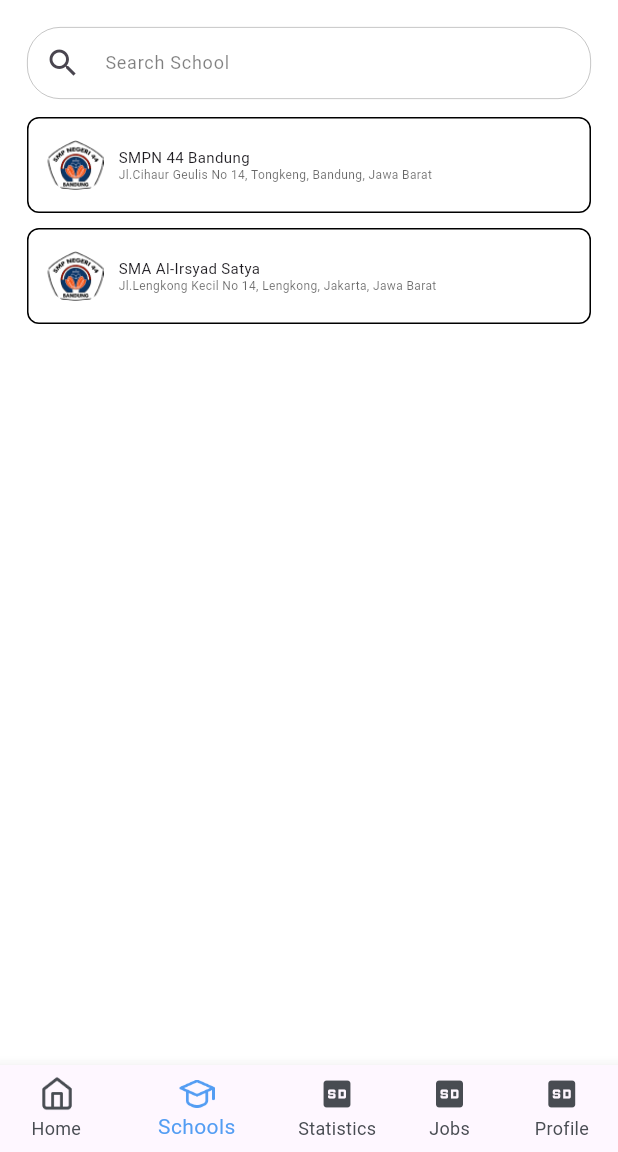
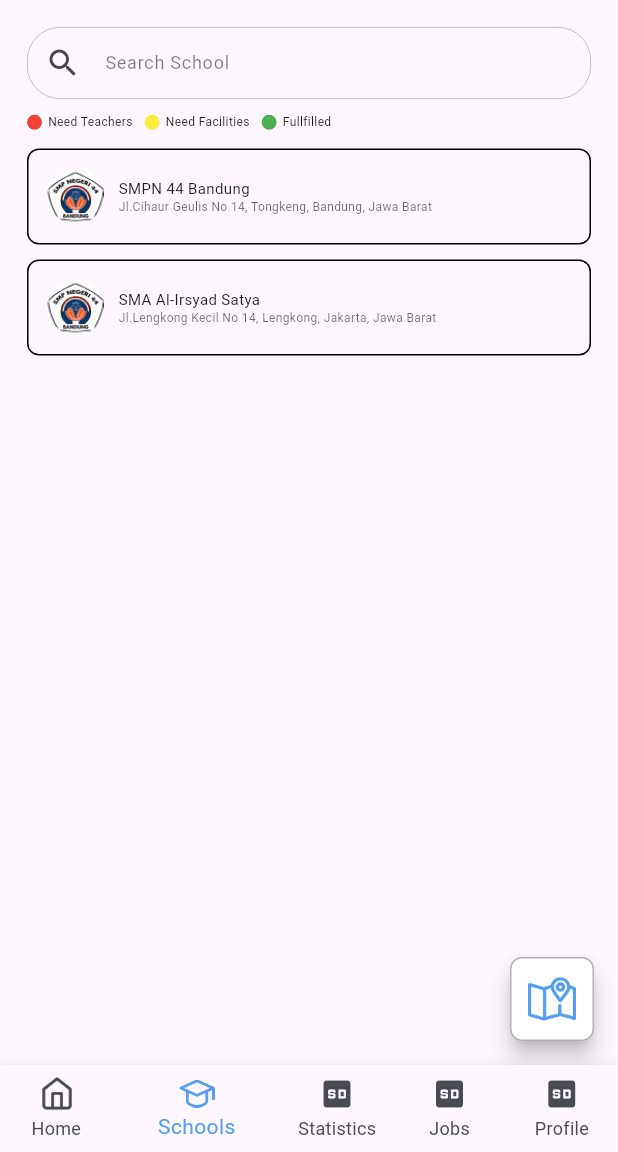
Before and after one commit to estradax/educonnect-v2, a Flutter app: the screen it shows after launch, item 2 of the bottom bar chosen, on a phone screen of 412 x 824 dp, the part 84-1236 px from its top. Run offline on Flutter 3.47's test engine with Material 3 defaults, Android fonts, the light colour scheme and no system bars; our stand-ins replace firebase_auth, firebase_core, intro_slider; missing offline and left inert: flutterfly; accounts and stored records are empty.

Commit message:
feat(app): add fab

```diff
--- a/packages/app/lib/screens/schools_screen.dart
+++ b/packages/app/lib/screens/schools_screen.dart
@@ -1,4 +1,3 @@
-import 'package:educonnect_app/widgets/ec_text_form_field.dart';
 import 'package:flutter/material.dart';
 
 class SchoolsScreen extends StatelessWidget {
@@ -6,18 +5,37 @@
 
   @override
   Widget build(BuildContext context) {
-    return SingleChildScrollView(
+    return Scaffold(
+      floatingActionButton: FloatingActionButton(
+        onPressed: () {
+          print('xxx');
+        },
+        child: Image.asset(
+          'lib/assets/images/fab.png',
+          width: 32,
+          height: 32,
+        ),
+        backgroundColor: Colors.white,
+        shape: RoundedRectangleBorder(
+          side: BorderSide(
+            width: 1,
+            color: Colors.black.withOpacity(0.3),
+          ),
+          borderRadius: BorderRadius.circular(8),
+        ),
+      ),
+      body: SingleChildScrollView(
         child: Padding(
           padding: const EdgeInsets.all(18.0),
           child: Column(
             crossAxisAlignment: CrossAxisAlignment.start,
             children: [
               TextField(
-              style: TextStyle(
+                style: const TextStyle(
                   fontSize: 12,
                 ),
                 decoration: InputDecoration(
-                contentPadding: EdgeInsets.all(8),
+                  contentPadding: const EdgeInsets.all(8),
                   enabledBorder: OutlineInputBorder(
                     borderRadius: BorderRadius.circular(22),
                     borderSide: BorderSide(
@@ -38,26 +56,88 @@
                     color: Colors.black.withOpacity(0.5),
                   ),
                   floatingLabelBehavior: FloatingLabelBehavior.never,
-                prefixIcon: Icon(Icons.search),
+                  prefixIcon: const Icon(Icons.search),
                 ),
               ),
+              const SizedBox(
+                height: 10,
+              ),
+              const Row(
+                children: [
+                  EcSchoolIndicator(
+                    name: 'Need Teachers',
+                    color: Colors.red,
+                  ),
                   SizedBox(
+                    width: 8,
+                  ),
+                  EcSchoolIndicator(
+                    name: 'Need Facilities',
+                    color: Colors.yellow,
+                  ),
+                  SizedBox(
+                    width: 8,
+                  ),
+                  EcSchoolIndicator(
+                    name: 'Fullfilled',
+                    color: Colors.green,
+                  ),
+                ],
+              ),
+              const SizedBox(
                 height: 12,
               ),
-            EcSchoolCard(
+              const EcSchoolCard(
                 name: 'SMPN 44 Bandung',
-              address: 'Jl.Cihaur Geulis No 14, Tongkeng, Bandung, Jawa Barat',
+                address:
+                    'Jl.Cihaur Geulis No 14, Tongkeng, Bandung, Jawa Barat',
               ),
-            SizedBox(
+              const SizedBox(
                 height: 10,
               ),
-            EcSchoolCard(
+              const EcSchoolCard(
                 name: 'SMA Al-Irsyad Satya',
-              address: 'Jl.Lengkong Kecil No 14, Lengkong, Jakarta, Jawa Barat',
+                address:
+                    'Jl.Lengkong Kecil No 14, Lengkong, Jakarta, Jawa Barat',
               ),
             ],
           ),
         ),
+      ),
+    );
+  }
+}
+
+class EcSchoolIndicator extends StatelessWidget {
+  final String name;
+  final Color color;
+
+  const EcSchoolIndicator({
+    super.key,
+    required this.name,
+    required this.color,
+  });
+
+  @override
+  Widget build(BuildContext context) {
+    return Row(
+      children: [
+        Container(
+          width: 10,
+          height: 10,
+          decoration: BoxDecoration(
+            color: color,
+            shape: BoxShape.circle,
+          ),
+        ),
+        const SizedBox(
+          width: 4,
+        ),
+        Text(
+          name,
+          style: const TextStyle(fontSize: 8),
+        ),
+      ],
     );
   }
 }
@@ -79,23 +159,24 @@
         border: Border.all(),
         borderRadius: BorderRadius.circular(8),
       ),
-      padding: EdgeInsets.all(12),
+      padding: const EdgeInsets.all(12),
       child: Row(
         children: [
-          Image(
+          const Image(
             image: AssetImage('lib/assets/images/sch-icon.png'),
             width: 38,
             height: 38,
           ),
-          SizedBox(
+          const SizedBox(
             width: 10,
           ),
-          Column(
+          Expanded(
+            child: Column(
               crossAxisAlignment: CrossAxisAlignment.start,
               children: [
                 Text(
                   name,
-                style: TextStyle(fontSize: 10),
+                  style: const TextStyle(fontSize: 10),
                 ),
                 Text(
                   address,
@@ -106,6 +187,7 @@
                 ),
               ],
             ),
+          ),
         ],
       ),
     );
```
Also changed, not shown: packages/app/lib/assets/images/down.png (added), packages/app/lib/assets/images/fab.png (added). Lines whose indentation alone changed are shown as unchanged.
